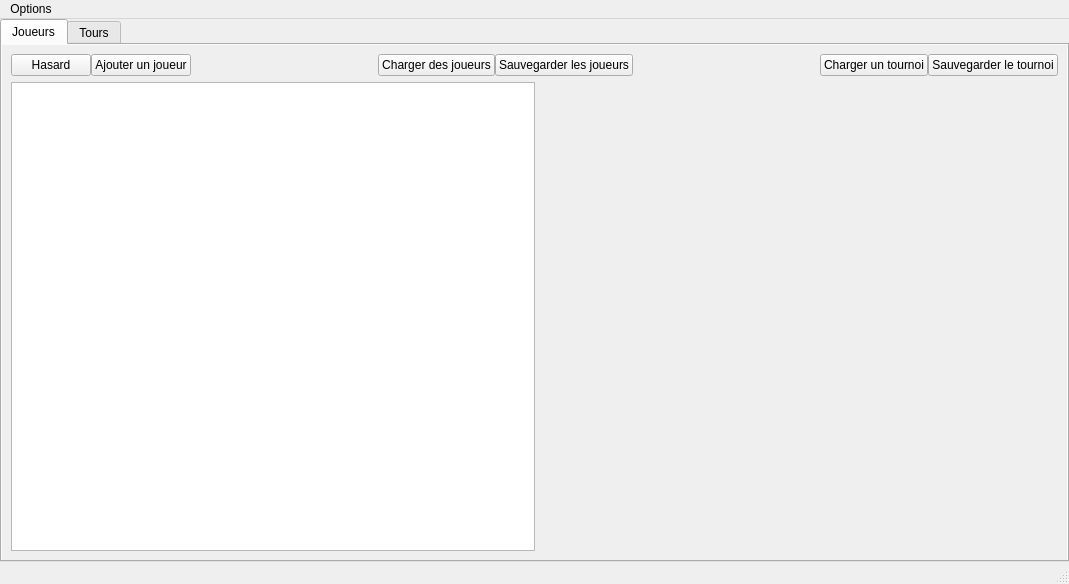
Before: the Qt Designer form mainwindow/mainwindow.ui in dsarrut/btm, drawn with Qt 5.
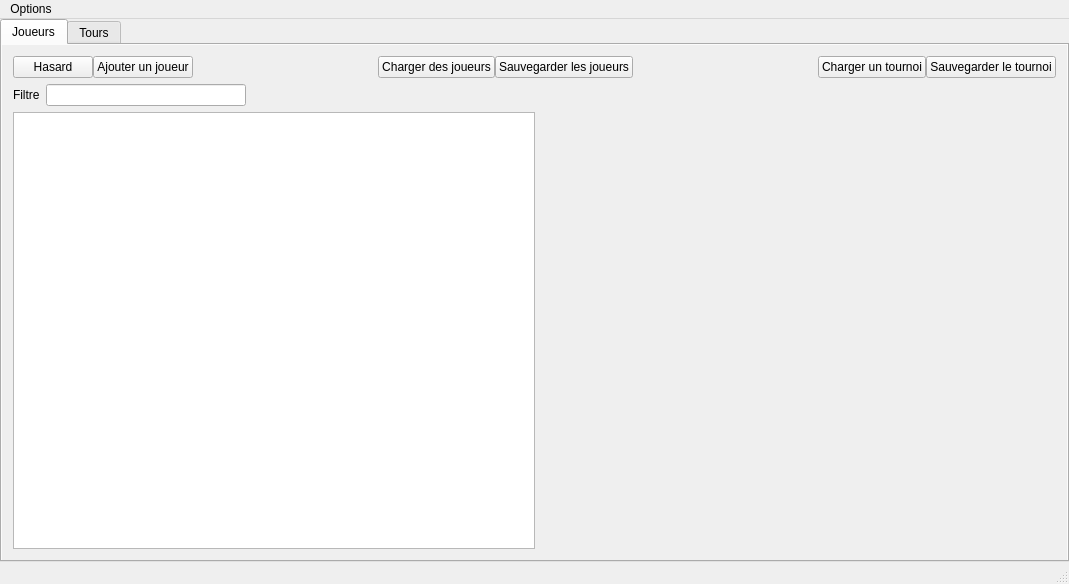
After: the same form once the commit is applied. Icons and pictures are not drawn. Custom widgets are drawn as their Qt base class.

Patch:
```diff
--- a/mainwindow/mainwindow.ui
+++ b/mainwindow/mainwindow.ui
@@ -56,23 +56,8 @@
        <attribute name="title">
         <string>Joueurs</string>
        </attribute>
-       <layout class="QGridLayout" name="gridLayout_3">
-        <property name="leftMargin">
-         <number>9</number>
-        </property>
-        <property name="topMargin">
-         <number>9</number>
-        </property>
-        <property name="rightMargin">
-         <number>9</number>
-        </property>
-        <property name="bottomMargin">
-         <number>9</number>
-        </property>
-        <property name="spacing">
-         <number>6</number>
-        </property>
-        <item row="0" column="0">
+       <layout class="QVBoxLayout" name="verticalLayout_2">
+        <item>
          <layout class="QHBoxLayout" name="horizontalLayout_2">
           <property name="spacing">
            <number>0</number>
@@ -150,7 +135,41 @@
           </item>
          </layout>
         </item>
-        <item row="1" column="0">
+        <item>
+         <layout class="QHBoxLayout" name="horizontalLayout_5">
+          <item>
+           <widget class="QLabel" name="label">
+            <property name="text">
+             <string>Filtre</string>
+            </property>
+           </widget>
+          </item>
+          <item>
+           <widget class="QLineEdit" name="lineEdit">
+            <property name="maximumSize">
+             <size>
+              <width>200</width>
+              <height>16777215</height>
+             </size>
+            </property>
+           </widget>
+          </item>
+          <item>
+           <spacer name="horizontalSpacer_4">
+            <property name="orientation">
+             <enum>Qt::Horizontal</enum>
+            </property>
+            <property name="sizeHint" stdset="0">
+             <size>
+              <width>40</width>
+              <height>20</height>
+             </size>
+            </property>
+           </spacer>
+          </item>
+         </layout>
+        </item>
+        <item>
          <layout class="QHBoxLayout" name="horizontalLayout_3">
           <property name="spacing">
            <number>0</number>
```
